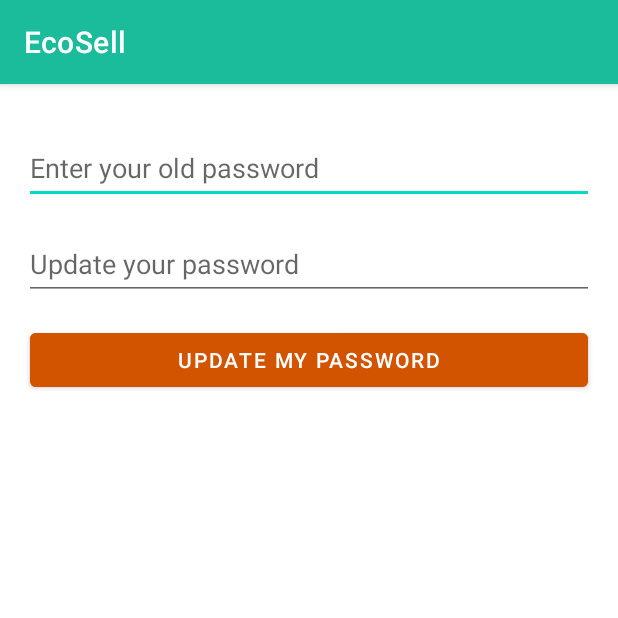
After one commit to SteveDexter24/CSCI3310-Project, an Android app: the EditPasswordActivity screen opened directly, with no data from a screen before it, on a phone screen of 412 x 824 dp, the top half of it. The commit adds this screen. Run offline under Robolectric (Android 15) with nearby library versions, the phone set to English and light mode, and no system bars; our stand-ins replace Firebase (no records; nobody signed in at launch, a user with empty details on screens opened directly), Room's generated code; 2 statements that could not run were skipped.

Commit message:
Edit password UI and firebase auth

```diff
--- a/app/src/main/AndroidManifest.xml
+++ b/app/src/main/AndroidManifest.xml
@@ -9,6 +9,9 @@
         android:roundIcon="@mipmap/ic_launcher_round"
         android:supportsRtl="true"
         android:theme="@style/Theme.EcoSell">
+        <activity
+            android:name=".EditPasswordActivity"
+            android:exported="false" />
         <activity
             android:name=".EditProfileActivity"
             android:exported="false" />
--- /dev/null
+++ b/app/src/main/java/com/yolo/ecosell/EditPasswordActivity.java
@@ -0,0 +1,105 @@
+package com.yolo.ecosell;
+
+import androidx.annotation.NonNull;
+import androidx.appcompat.app.AppCompatActivity;
+import androidx.lifecycle.ViewModelProvider;
+
+import android.content.Intent;
+import android.os.Bundle;
+import android.text.TextUtils;
+import android.util.Log;
+import android.view.View;
+import android.widget.Button;
+import android.widget.EditText;
+import android.widget.ProgressBar;
+import android.widget.Toast;
+
+import com.bumptech.glide.Glide;
+import com.google.android.gms.tasks.OnCompleteListener;
+import com.google.android.gms.tasks.OnFailureListener;
+import com.google.android.gms.tasks.Task;
+import com.google.firebase.auth.AuthCredential;
+import com.google.firebase.auth.EmailAuthProvider;
+import com.google.firebase.auth.FirebaseAuth;
+import com.google.firebase.auth.FirebaseUser;
+import com.google.firebase.firestore.CollectionReference;
+import com.google.firebase.firestore.FirebaseFirestore;
+import com.google.firebase.storage.FirebaseStorage;
+import com.google.firebase.storage.StorageReference;
+
+import model.User;
+import model.UserViewModel;
+
+public class EditPasswordActivity extends AppCompatActivity {
+
+    private String TAG = "EditPasswordActivity";
+
+    private EditText oldPasswordEditText, newPasswordEditText;
+    private Button updatePasswordButton;
+    private ProgressBar progressBar;
+
+    private FirebaseAuth firebaseAuth;
+    private FirebaseAuth.AuthStateListener authStateListener;
+    private String email;
+    private User mUser;
+    private UserViewModel userViewModel;
+
+    // FireStore connection
+    private FirebaseFirestore db = FirebaseFirestore.getInstance();
+    // User Collection
+    private CollectionReference collectionReference = db.collection("Users");
+
+
+    @Override
+    protected void onCreate(Bundle savedInstanceState) {
+        super.onCreate(savedInstanceState);
+
+        userViewModel = new ViewModelProvider.AndroidViewModelFactory(this.getApplication())
+                .create(UserViewModel.class);
+
+        userViewModel.getAllUsers().observe(this, users -> {
+            mUser = users.get(0);
+            email = mUser.getEmail();
+        });
+
+        setContentView(R.layout.activity_edit_password);
+        oldPasswordEditText = findViewById(R.id.edit_old_password);
+        newPasswordEditText = findViewById(R.id.edit_password);
+        updatePasswordButton = findViewById(R.id.edit_password_button);
+        progressBar = findViewById(R.id.edit_password_progress);
+        updatePasswordButtonOnClick();
+    }
+
+    private void updatePasswordButtonOnClick(){
+        updatePasswordButton.setOnClickListener(view -> {
+            String oldPassword = oldPasswordEditText.getText().toString().trim();
+            String newPassword = newPasswordEditText.getText().toString().trim();
+            if (TextUtils.isEmpty(oldPassword) && TextUtils.isEmpty(newPassword)) return;
+            progressBar.setVisibility(View.VISIBLE);
+            FirebaseUser firebaseUser = FirebaseAuth.getInstance().getCurrentUser();
+            AuthCredential credential = EmailAuthProvider
+                    .getCredential(email, oldPassword
+                    );
+            firebaseUser.reauthenticate(credential)
+                    .addOnCompleteListener(task -> {
+                        firebaseUser
+                                .updatePassword(newPassword)
+                                .addOnCompleteListener(task1 -> {
+                                    progressBar.setVisibility(View.GONE);
+                                    Toast.makeText(this, "Successfully update password", Toast.LENGTH_LONG).show();
+                                    finish();
+                                })
+                                .addOnFailureListener(e -> {
+                                    progressBar.setVisibility(View.GONE);
+                                    Toast.makeText(this, "Failed update password", Toast.LENGTH_LONG).show();
+                                });
+                    })
+                    .addOnFailureListener(e -> {
+                        // Incorrect credential
+                        Toast.makeText(this, "Failed update password", Toast.LENGTH_LONG).show();
+                        progressBar.setVisibility(View.GONE);
+                    });
+
+        });
+    }
+}
--- /dev/null
+++ b/app/src/main/res/layout/activity_edit_password.xml
@@ -0,0 +1,63 @@
+<?xml version="1.0" encoding="utf-8"?>
+<androidx.constraintlayout.widget.ConstraintLayout xmlns:android="http://schemas.android.com/apk/res/android"
+    xmlns:app="http://schemas.android.com/apk/res-auto"
+    xmlns:tools="http://schemas.android.com/tools"
+    android:layout_width="match_parent"
+    android:layout_height="match_parent"
+    tools:context=".EditPasswordActivity">
+
+    <LinearLayout
+        android:id="@+id/update_password_layout"
+        android:layout_width="match_parent"
+        android:layout_height="match_parent"
+        android:orientation="vertical"
+        android:padding="16dp">
+
+    <ProgressBar
+        android:id="@+id/edit_password_progress"
+        style="?android:attr/progressBarStyleLarge"
+        android:layout_width="wrap_content"
+        android:layout_height="wrap_content"
+        android:layout_gravity="center_horizontal"
+        android:visibility="gone" />
+
+    <EditText
+        android:id="@+id/edit_old_password"
+        android:layout_width="match_parent"
+        android:layout_height="wrap_content"
+        android:layout_marginTop="16dp"
+        android:hint="@string/enter_old_password"
+        android:importantForAutofill="no"
+        android:inputType="textPassword"
+        android:maxLines="1"
+        android:minHeight="48dp"
+        tools:ignore="TextContrastCheck" />
+
+    <EditText
+        android:id="@+id/edit_password"
+        android:layout_width="match_parent"
+        android:layout_height="wrap_content"
+        android:layout_marginTop="16dp"
+        android:hint="@string/change_password"
+        android:importantForAutofill="no"
+        android:inputType="textPassword"
+        android:maxLines="1"
+        android:minHeight="48dp"
+        tools:ignore="TextContrastCheck" />
+
+        <Button
+            android:id="@+id/edit_password_button"
+            android:layout_width="match_parent"
+            android:layout_height="wrap_content"
+            android:layout_marginHorizontal="4dp"
+            android:layout_marginTop="16dp"
+            android:backgroundTint="#d35400"
+            android:text="Update my password"
+            android:textColor="@color/white"
+            app:cornerRadius="4dp"
+            tools:ignore="TextContrastCheck" />
+
+    </LinearLayout>
+
+
+</androidx.constraintlayout.widget.ConstraintLayout>
--- a/app/src/main/res/values/strings.xml
+++ b/app/src/main/res/values/strings.xml
@@ -46,4 +46,5 @@
     <string name="change_password">Update your password</string>
     <string name="change_location">Update your location</string>
     <string name="enter_old_password">Enter your old password</string>
+    <string name="update_password_button_text">Update my password</string>
 </resources>
```
Also changed, not shown: app/src/main/java/com/yolo/ecosell/EditProfileActivity.java (+99 -12 lines).
